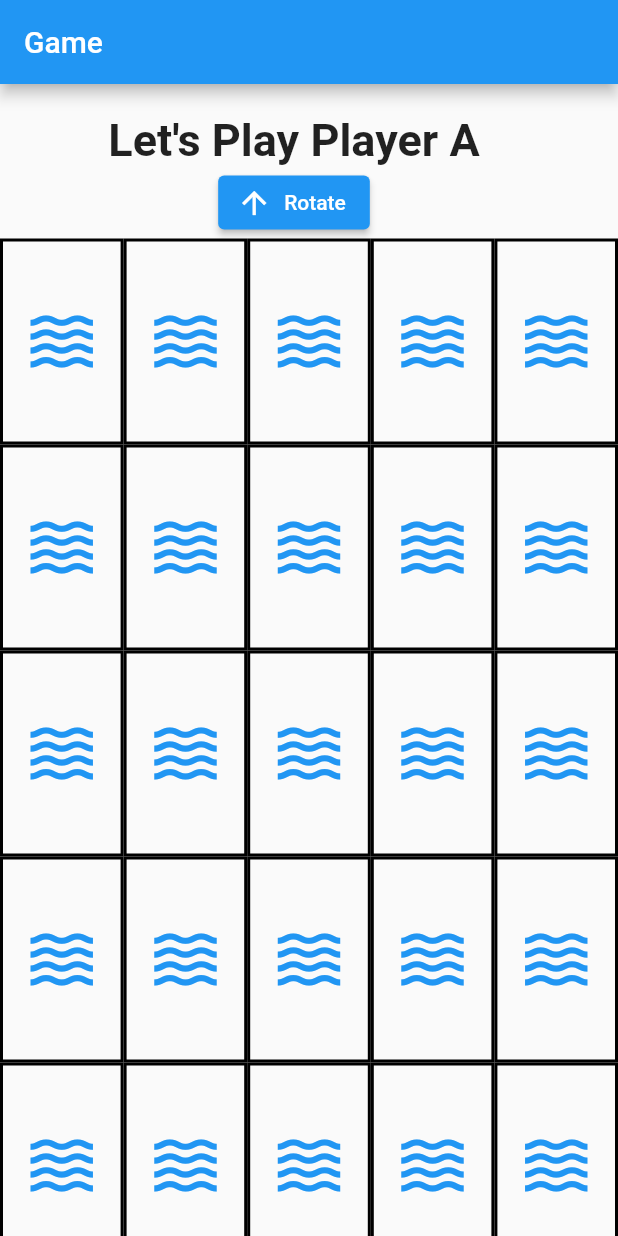
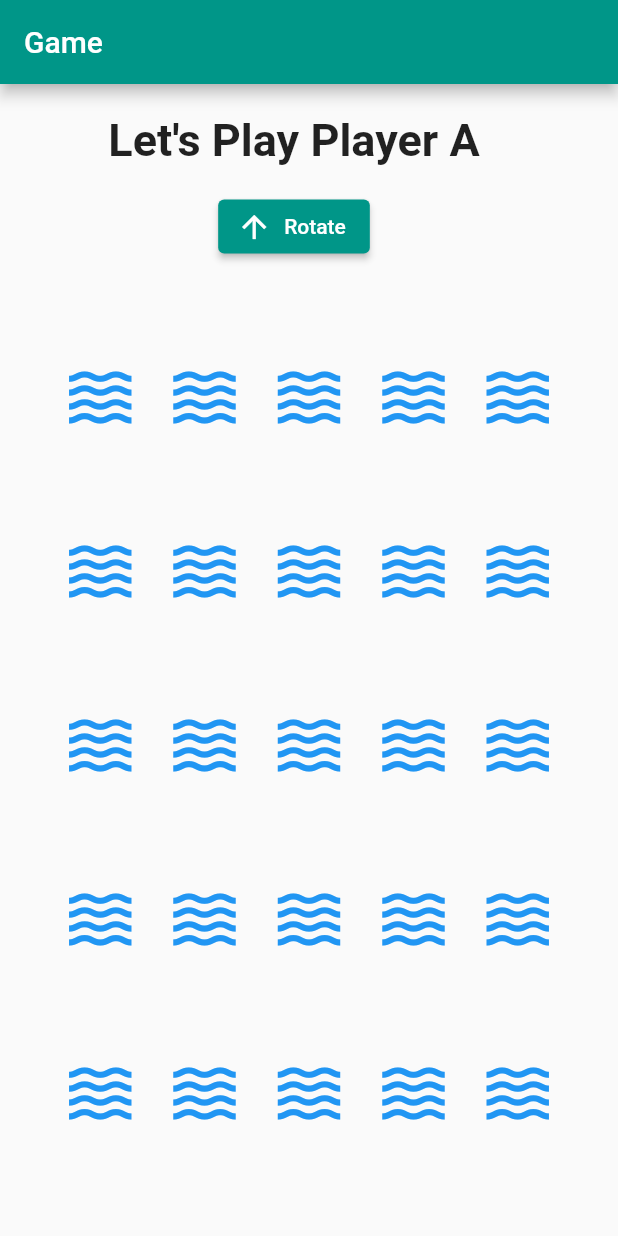
Before and after one commit to dleyvacastro/BattleNavi, a Flutter app: the screen it shows after launch, after a tap on "Start Game", on a phone screen of 412 x 824 dp. Run offline on Flutter 3.47's test engine with Material 2 defaults, Android fonts, the phone set to English and light mode, and no system bars; our stand-ins replace confetti, get.

Commit message:
Changed font and grid styling

```diff
--- a/lib/ui/pages/Game.dart
+++ b/lib/ui/pages/Game.dart
@@ -67,6 +67,9 @@ class _GameState extends State<Game> {
     }
     return MaterialApp(
       debugShowCheckedModeBanner: false,
+      theme: ThemeData(
+        primarySwatch: controller.currentPlayer == 'A' ? Colors.teal : Colors.red,
+      ),
       home: Scaffold(
           appBar: AppBar(
             title: const Text('Game'),
@@ -92,7 +95,7 @@ class _GameState extends State<Game> {
                 Container(
                   // alingto center
                   alignment: Alignment.center,
-                  /*margin: const EdgeInsets.only(bottom: 20),*/
+                  margin: const EdgeInsets.only(bottom: 16, top: 16),
                   child: Row(
                     mainAxisAlignment: MainAxisAlignment.center,
                     children: <Widget>[
@@ -128,7 +131,7 @@ class _GameState extends State<Game> {
 
                 GridView.count(
                   childAspectRatio: MediaQuery.of(context).size.aspectRatio*6/5,
-
+                  padding: const EdgeInsets.only(left: 32, right: 32, top: 16, bottom: 16),
                   crossAxisCount: 5,
                   shrinkWrap: true,
                   children: List.generate(
@@ -143,33 +146,9 @@ class _GameState extends State<Game> {
                           controller.checkWin(index);
                           setState(() {});
                         },
-                        child: GridTile(
 
-                            child: Container(
-                              width: 10,
-                              height: 10,
-                              decoration: const BoxDecoration(
-                                border: Border(
-                                  right: BorderSide(
-                                    color: Colors.black,
-                                    width: 2,
-                                  ),
-                                  left: BorderSide(
-                                    color: Colors.black,
-                                    width: 2,
-                                  ),
-                                  top: BorderSide(
-                                    color: Colors.black,
-                                    width: 2,
-                                  ),
-                                  bottom: BorderSide(
-                                    color: Colors.black,
-                                    width: 2,
-                                  ),
-                                ),
-                              ),
-                              child: getBoardIcon(index),
-                            ))),
+                        child: getBoardIcon(index)
+                    )
                   ),
                 )
               ],
--- a/lib/ui/pages/MyHome.dart
+++ b/lib/ui/pages/MyHome.dart
@@ -19,6 +19,9 @@ class _AppState extends State<App> {
     return GetMaterialApp(
       debugShowCheckedModeBanner: false,
       title: 'Battle Nave GetX',
+      theme: ThemeData(
+        fontFamily: 'Michroma',
+      ),
       home: Scaffold(
         appBar: AppBar(
           title: const Text('Battle Navi'),
--- a/pubspec.yaml
+++ b/pubspec.yaml
@@ -81,6 +81,10 @@ flutter:
     - family: MyFlutterApp
       fonts:
         - asset: fonts/MyFlutterApp.ttf
+    - family: Michroma
+      fonts:
+        - asset: fonts/Michroma-Regular.ttf
+          style: normal
     # To add custom fonts to your application, add a fonts section here,
   # in this "flutter" section. Each entry in this list should have a
   # "family" key with the font family name, and a "fonts" key with a
```
Also changed, not shown: fonts/Michroma-Regular.ttf (added).
